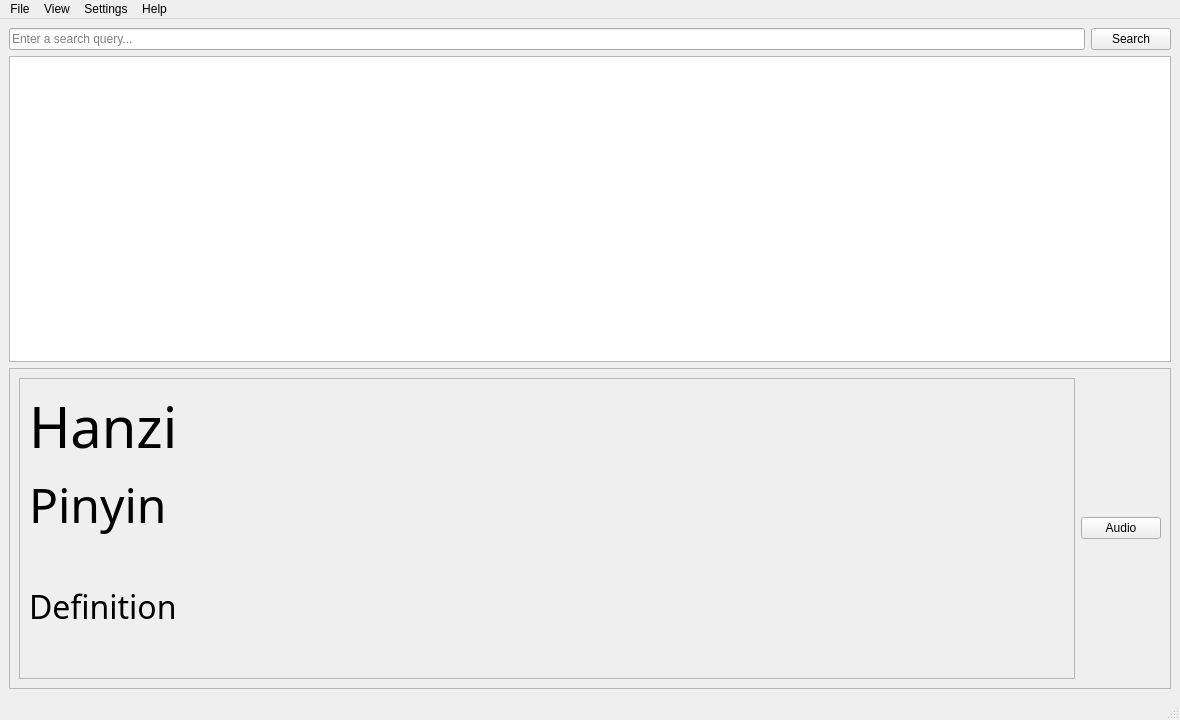
Old version of the form res/ui/MainWindow.ui in the repository mruiz42/cedict-qt.
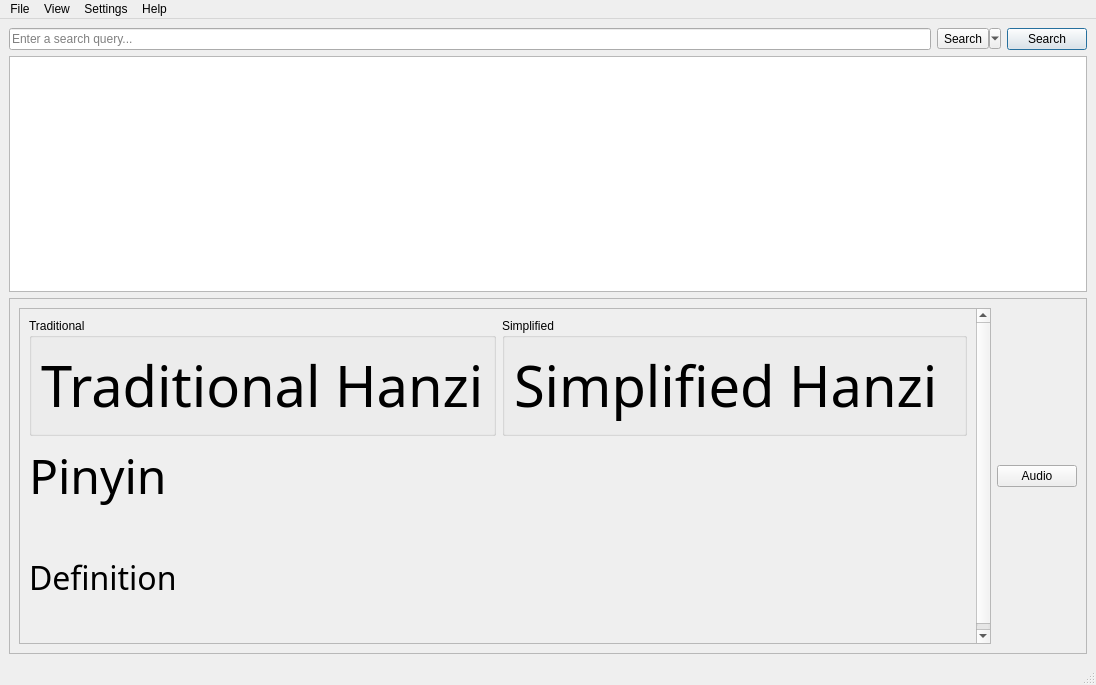
New version of the form.

What changed in the file:
```diff
--- a/res/ui/MainWindow.ui
+++ b/res/ui/MainWindow.ui
@@ -6,8 +6,8 @@
    <rect>
     <x>0</x>
     <y>0</y>
-    <width>1180</width>
-    <height>720</height>
+    <width>1096</width>
+    <height>685</height>
    </rect>
   </property>
   <property name="minimumSize">
@@ -32,11 +32,39 @@
           </property>
          </widget>
         </item>
+        <item>
+         <widget class="QToolButton" name="toolButton_search">
+          <property name="text">
+           <string>Search</string>
+          </property>
+          <property name="checkable">
+           <bool>false</bool>
+          </property>
+          <property name="checked">
+           <bool>false</bool>
+          </property>
+          <property name="popupMode">
+           <enum>QToolButton::MenuButtonPopup</enum>
+          </property>
+          <property name="toolButtonStyle">
+           <enum>Qt::ToolButtonTextOnly</enum>
+          </property>
+         </widget>
+        </item>
         <item>
          <widget class="QPushButton" name="pushButton_search">
           <property name="text">
            <string>Search</string>
           </property>
+          <property name="autoDefault">
+           <bool>true</bool>
+          </property>
+          <property name="default">
+           <bool>true</bool>
+          </property>
+          <property name="flat">
+           <bool>false</bool>
+          </property>
          </widget>
         </item>
        </layout>
@@ -108,17 +136,28 @@
              <rect>
               <x>0</x>
               <y>0</y>
-              <width>1066</width>
-              <height>294</height>
+              <width>982</width>
+              <height>321</height>
              </rect>
             </property>
             <layout class="QHBoxLayout" name="horizontalLayout">
              <item>
               <layout class="QVBoxLayout" name="verticalLayout_labelArea">
                <item>
-                <widget class="QLabel" name="label_hanzi">
+                <layout class="QHBoxLayout" name="horizontalLayout_hanzi_splitter">
+                 <item>
+                  <widget class="QGroupBox" name="groupbox_traditional">
+                   <property name="title">
+                    <string>Traditional</string>
+                   </property>
+                   <property name="flat">
+                    <bool>true</bool>
+                   </property>
+                   <layout class="QVBoxLayout" name="verticalLayout_splitter_traditional">
+                    <item>
+                     <widget class="QLabel" name="label_hanzi_traditional">
                  <property name="sizePolicy">
-                  <sizepolicy hsizetype="MinimumExpanding" vsizetype="Preferred">
+                       <sizepolicy hsizetype="MinimumExpanding" vsizetype="MinimumExpanding">
                    <horstretch>0</horstretch>
                    <verstretch>0</verstretch>
                   </sizepolicy>
@@ -127,13 +166,62 @@
                   <font>
                    <family>Noto Sans</family>
                    <pointsize>42</pointsize>
+                       </font>
+                      </property>
+                      <property name="text">
+                       <string>Traditional Hanzi</string>
+                      </property>
+                      <property name="textInteractionFlags">
+                       <set>Qt::LinksAccessibleByMouse|Qt::TextSelectableByMouse</set>
+                      </property>
+                     </widget>
+                    </item>
+                   </layout>
+                  </widget>
+                 </item>
+                 <item>
+                  <widget class="QGroupBox" name="groupBox_simplified">
+                   <property name="font">
+                    <font>
+                     <weight>50</weight>
+                     <italic>false</italic>
+                     <bold>false</bold>
+                     <kerning>true</kerning>
+                    </font>
+                   </property>
+                   <property name="title">
+                    <string>Simplified</string>
+                   </property>
+                   <property name="flat">
+                    <bool>true</bool>
+                   </property>
+                   <property name="checkable">
+                    <bool>false</bool>
+                   </property>
+                   <layout class="QVBoxLayout" name="verticalLayout_splitter_simplified">
+                    <item>
+                     <widget class="QLabel" name="label_hanzi_simplified">
+                      <property name="sizePolicy">
+                       <sizepolicy hsizetype="MinimumExpanding" vsizetype="MinimumExpanding">
+                        <horstretch>0</horstretch>
+                        <verstretch>0</verstretch>
+                       </sizepolicy>
+                      </property>
+                      <property name="font">
+                       <font>
+                        <family>Noto Sans</family>
+                        <pointsize>42</pointsize>
+                        <weight>50</weight>
+                        <italic>false</italic>
+                        <bold>false</bold>
+                        <kerning>true</kerning>
                   </font>
                  </property>
                  <property name="focusPolicy">
                   <enum>Qt::ClickFocus</enum>
                  </property>
                  <property name="text">
-                  <string>Hanzi</string>
+                       <string>Simplified Hanzi</string>
                  </property>
                  <property name="scaledContents">
                   <bool>true</bool>
@@ -145,6 +233,11 @@
                   <set>Qt::LinksAccessibleByMouse|Qt::TextSelectableByMouse</set>
                  </property>
                 </widget>
+                    </item>
+                   </layout>
+                  </widget>
+                 </item>
+                </layout>
                </item>
                <item>
                 <widget class="QLabel" name="label_pinyin">
@@ -268,7 +361,7 @@
     <rect>
      <x>0</x>
      <y>0</y>
-     <width>1180</width>
+     <width>1096</width>
      <height>27</height>
     </rect>
    </property>
```
Left out of the diff: 43 changed lines with no effect on the pictures. Lines whose indentation alone changed are shown as unchanged.
